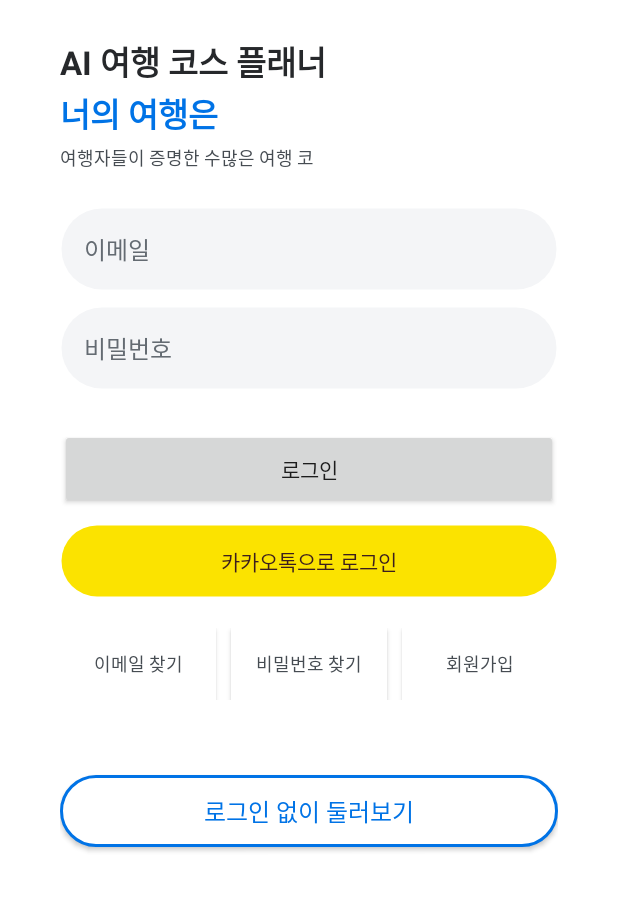
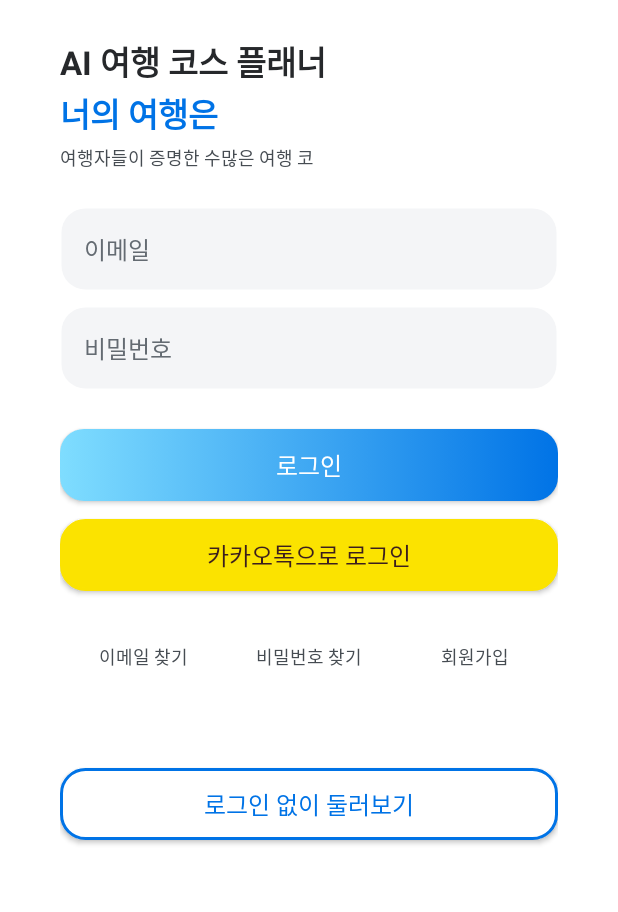
Before and after one commit to Kookmin-MoP-Yourtrip/YOURTRIP_FE, an Android app: the layout activity_login.xml on its own in the app's theme, with its tools: preview values and no code run, on a phone screen of 412 x 824 dp, the part 177-1089 px from its top. Run offline under Robolectric (Android 15) with nearby library versions, the phone set to English and light mode, and no system bars.

Commit message:
로그인 화면의 버튼 태그 변경& theme 되돌림& radius 줄임

```diff
--- a/app/build.gradle.kts
+++ b/app/build.gradle.kts
@@ -7,7 +7,7 @@ android {
     compileSdk = 36
 
     defaultConfig {
-        applicationId = "com.example.youtrip"
+        applicationId = "com.example.yourtrip"
         minSdk = 24
 //        minSdk = 31
         targetSdk = 36
--- a/app/src/main/res/drawable/bg_box_border.xml
+++ b/app/src/main/res/drawable/bg_box_border.xml
@@ -3,7 +3,7 @@
     android:shape="rectangle">
 
     <!-- 둥근 모서리 -->
-    <corners android:radius="40dp" />
+    <corners android:radius="16dp" />
 
     <!-- 배경색 (흰색) -->
     <solid android:color="@android:color/white" />
--- a/app/src/main/res/drawable/bg_box_round.xml
+++ b/app/src/main/res/drawable/bg_box_round.xml
@@ -3,7 +3,7 @@
     android:shape="rectangle">
 
     <!-- 둥근 모서리 -->
-    <corners android:radius="40dp" />
+    <corners android:radius="16dp" />
 
     <!-- 색상은 나중에 style에서 tint로 덮어쓰기 -->
     <solid android:color="@android:color/white" />
--- a/app/src/main/res/drawable/bg_btn_active.xml
+++ b/app/src/main/res/drawable/bg_btn_active.xml
@@ -1,7 +1,7 @@
 <?xml version="1.0" encoding="utf-8"?>
 <shape xmlns:android="http://schemas.android.com/apk/res/android"
     android:shape="rectangle">
-    <corners android:radius="40dp" />
+    <corners android:radius="16dp" />
     <gradient
         android:startColor="@color/blue_gradient_start"
         android:endColor="@color/blue_gradient_end"
--- a/app/src/main/res/drawable/bg_btn_inactive.xml
+++ b/app/src/main/res/drawable/bg_btn_inactive.xml
@@ -1,6 +1,6 @@
 <?xml version="1.0" encoding="utf-8"?>
 <shape xmlns:android="http://schemas.android.com/apk/res/android"
     android:shape="rectangle">
-    <corners android:radius="40dp" />
+    <corners android:radius="16dp" />
     <solid android:color="#D0D3D8" />
 </shape>
--- a/app/src/main/res/layout/activity_login.xml
+++ b/app/src/main/res/layout/activity_login.xml
@@ -1,5 +1,6 @@
 <?xml version="1.0" encoding="utf-8"?>
-<LinearLayout xmlns:android="http://schemas.android.com/apk/res/android"
+<LinearLayout
+    xmlns:android="http://schemas.android.com/apk/res/android"
     xmlns:app="http://schemas.android.com/apk/res-auto"
     android:layout_width="match_parent"
     android:layout_height="match_parent"
@@ -75,26 +76,25 @@
         android:inputType="textPassword"
         android:padding="16dp" />
 
-    <!-- 로그인 버튼 -->
-
-    <Button
+    <!-- 로그인 버튼 (공통 그라데이션 스타일) -->
+    <android.widget.Button
         android:id="@+id/btnLogin"
+        style="@style/ChangeButtonStyle"
+        android:text="로그인"
         android:layout_width="match_parent"
         android:layout_height="wrap_content"
-        android:layout_marginBottom="10dp"
-        android:padding="16dp"
-        android:text="로그인" />
+        android:layout_marginBottom="12dp" />
 
     <!--        android:background="#FBE300"-->
 
 
     <!-- 하단 링크들 -->
-    <Button
+    <!-- 카카오 로그인 버튼 -->
+    <android.widget.Button
         android:id="@+id/btnKakaoLogin"
+        style="@style/RoundedButton.OutlineBlue"
         android:layout_width="match_parent"
         android:layout_height="wrap_content"
-        android:background="@drawable/bg_box_round"
-        android:padding="14dp"
         android:text="카카오톡으로 로그인"
         android:textColor="#3B1E1E"
         android:backgroundTint="#FBE300" />
@@ -109,15 +109,15 @@
         android:orientation="horizontal"
         android:weightSum="3"><!-- 3개의 항목을 균등하게 나누기 위해 weightSum 설정 -->
 
-        <Button
+        <android.widget.Button
             android:id="@+id/tvFindEmail"
+            style="@style/RoundedButton.OutlineBlue"
             android:layout_width="0dp"
             android:layout_height="wrap_content"
             android:layout_weight="1"
-            android:background="#FFFFFF"
+            android:background="@color/white"
             android:text="이메일 찾기"
             android:textColor="@color/gray_600"
-            android:layout_marginEnd="10dp"
             android:textSize="12sp" />
 
 <!--        <TextView-->
@@ -127,15 +127,15 @@
 <!--            android:textColor="@color/gray_600"-->
 <!--            android:textSize="12sp" />-->
 
-        <Button
+        <android.widget.Button
             android:id="@+id/tvFindPassword"
+            style="@style/RoundedButton.OutlineBlue"
             android:layout_width="0dp"
             android:layout_height="wrap_content"
             android:layout_weight="1"
-            android:background="#FFFFFF"
+            android:background="@color/white"
             android:text="비밀번호 찾기"
             android:textColor="@color/gray_600"
-            android:layout_marginEnd="10dp"
             android:textSize="12sp" />
 
 <!--        <TextView-->
@@ -147,8 +147,9 @@
 <!--            android:textColor="@color/gray_600"-->
 <!--            android:textSize="12sp" />-->
 
-        <Button
+        <android.widget.Button
             android:id="@+id/btnSignUp"
+            style="@style/RoundedButton.OutlineBlue"
             android:layout_width="0dp"
             android:layout_height="wrap_content"
             android:layout_weight="1"
@@ -156,10 +157,10 @@
             android:text="회원가입"
             android:textColor="@color/gray_600"
             android:textSize="12sp" />
-
     </LinearLayout>
 
-    <Button
+    <!-- 로그인 없이 둘러보기 -->
+    <android.widget.Button
         android:id="@+id/tvSkipLogin"
         style="@style/RoundedButton.OutlineBlue"
         android:layout_width="match_parent"
--- a/app/src/main/res/layout/activity_signup.xml
+++ b/app/src/main/res/layout/activity_signup.xml
@@ -1,5 +1,6 @@
 <?xml version="1.0" encoding="utf-8"?>
-<androidx.constraintlayout.widget.ConstraintLayout xmlns:android="http://schemas.android.com/apk/res/android"
+<LinearLayout
+    xmlns:android="http://schemas.android.com/apk/res/android"
     xmlns:tools="http://schemas.android.com/tools"
     android:layout_width="match_parent"
     android:layout_height="match_parent">
@@ -12,4 +13,5 @@
         android:textSize="20sp"
         tools:layout_editor_absoluteX="168dp"
         tools:layout_editor_absoluteY="320dp" />
-</androidx.constraintlayout.widget.ConstraintLayout>
+
+</LinearLayout>
--- a/app/src/main/res/layout/fragment_feed.xml
+++ b/app/src/main/res/layout/fragment_feed.xml
@@ -2,7 +2,6 @@
 <androidx.constraintlayout.widget.ConstraintLayout
     xmlns:android="http://schemas.android.com/apk/res/android"
     xmlns:app="http://schemas.android.com/apk/res-auto"
-    xmlns:tools="http://schemas.android.com/tools"
     android:layout_width="match_parent"
     android:layout_height="match_parent"
     android:background="#FFFFFF"
@@ -67,15 +66,13 @@
         android:id="@+id/btnNext"
         style="@style/ChangeButtonStyle"
 
+        android:text="다음"
+
+        app:layout_constraintTop_toBottomOf="@id/btnOutline"
+        app:layout_constraintStart_toStartOf="parent"
+        app:layout_constraintEnd_toEndOf="parent"
+        app:layout_constraintBottom_toBottomOf="parent"
         android:layout_marginHorizontal="24dp"
-
-        android:layout_marginBottom="48dp"
-        android:text="다음"
-        app:layout_constraintBottom_toBottomOf="parent"
-        app:layout_constraintEnd_toEndOf="parent"
-        app:layout_constraintHorizontal_bias="0.666"
-        app:layout_constraintStart_toStartOf="parent"
-        app:layout_constraintTop_toBottomOf="@id/btnOutline"
-        app:layout_constraintVertical_bias="0.0" />
+        android:layout_marginBottom="48dp"/>
 
 </androidx.constraintlayout.widget.ConstraintLayout>
--- a/app/src/main/res/values/themes.xml
+++ b/app/src/main/res/values/themes.xml
@@ -1,7 +1,6 @@
 <resources xmlns:tools="http://schemas.android.com/tools">
     <!-- Base application theme. -->
-    <style name="Base.Theme.MyAppTest" parent="Theme.AppCompat.Light">
-<!--    <style name="Base.Theme.MyAppTest" parent="Theme.Material3.DayNight.NoActionBar">-->
+    <style name="Base.Theme.MyAppTest" parent="Theme.Material3.DayNight.NoActionBar">
         <!-- Customize your light theme here. -->
         <item name="android:background">@color/white</item>
     </style>
```
